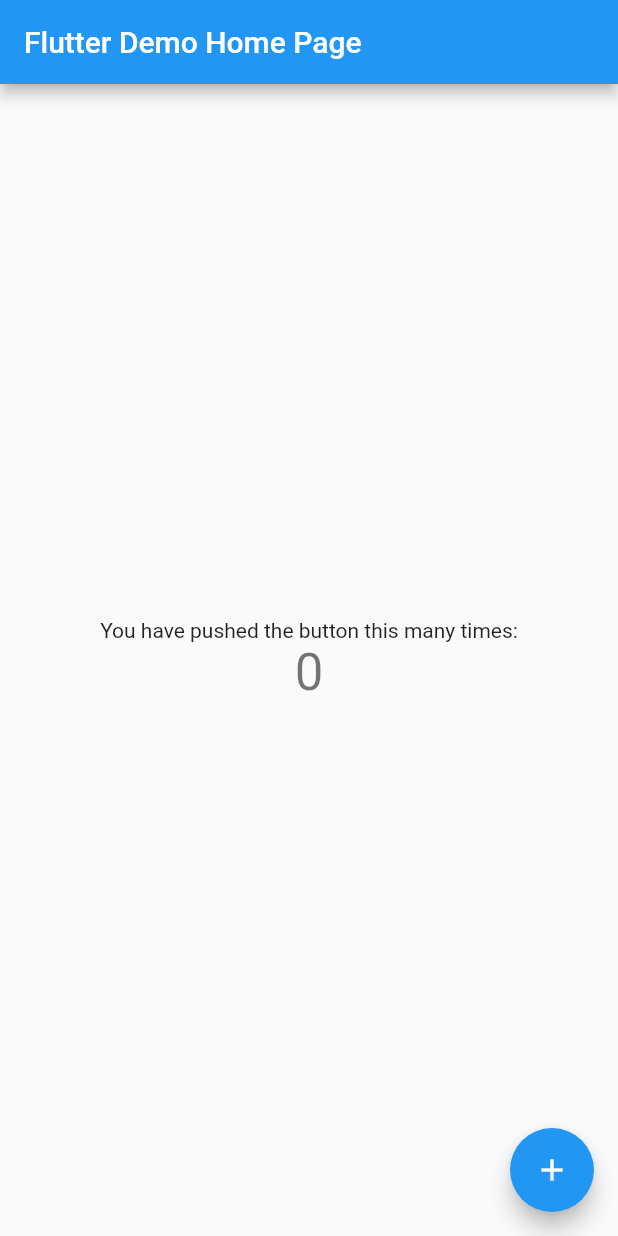
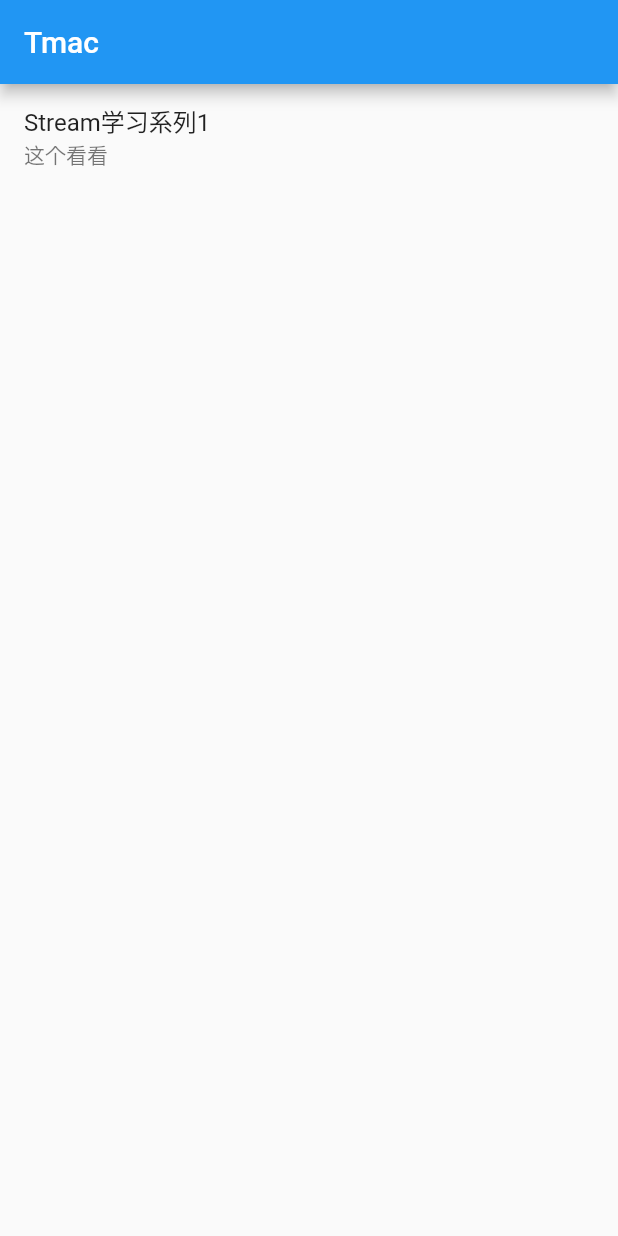
Before and after one commit to 1990jiang/flutter_tmac, a Flutter app: the screen it shows after launch, on a phone screen of 412 x 824 dp. Run offline on Flutter 3.47's test engine with Material 2 defaults, Android fonts, the phone set to English and light mode, and no system bars.

Commit message:
stream 初体验

```diff
--- a/lib/main.dart
+++ b/lib/main.dart
@@ -1,23 +1,14 @@
 import 'package:flutter/material.dart';
+import 'package:flutter_tmac/stream/stream1.dart';
 
 void main() => runApp(MyApp());
 
 class MyApp extends StatelessWidget {
-  // This widget is the root of your application.
   @override
   Widget build(BuildContext context) {
     return MaterialApp(
       title: 'Flutter Demo',
       theme: ThemeData(
-        // This is the theme of your application.
-        //
-        // Try running your application with "flutter run". You'll see the
-        // application has a blue toolbar. Then, without quitting the app, try
-        // changing the primarySwatch below to Colors.green and then invoke
-        // "hot reload" (press "r" in the console where you ran "flutter run",
-        // or simply save your changes to "hot reload" in a Flutter IDE).
-        // Notice that the counter didn't reset back to zero; the application
-        // is not restarted.
         primarySwatch: Colors.blue,
       ),
       home: MyHomePage(title: 'Flutter Demo Home Page'),
@@ -28,15 +19,6 @@ class MyApp extends StatelessWidget {
 class MyHomePage extends StatefulWidget {
   MyHomePage({Key key, this.title}) : super(key: key);
 
-  // This widget is the home page of your application. It is stateful, meaning
-  // that it has a State object (defined below) that contains fields that affect
-  // how it looks.
-
-  // This class is the configuration for the state. It holds the values (in this
-  // case the title) provided by the parent (in this case the App widget) and
-  // used by the build method of the State. Fields in a Widget subclass are
-  // always marked "final".
-
   final String title;
 
   @override
@@ -44,68 +26,34 @@ class MyHomePage extends StatefulWidget {
 }
 
 class _MyHomePageState extends State<MyHomePage> {
-  int _counter = 0;
+  @override
+  Widget build(BuildContext context) {
+    return Scaffold(
+        appBar: AppBar(title: Text("Tmac")),
+        body: ListView(
+          children: <Widget>[
+            ListTileW("Stream学习系列1", "这个看看", Stream1()),
+          ],
+        ));
+  }
+}
 
-  void _incrementCounter() {
-    setState(() {
-      // This call to setState tells the Flutter framework that something has
-      // changed in this State, which causes it to rerun the build method below
-      // so that the display can reflect the updated values. If we changed
-      // _counter without calling setState(), then the build method would not be
-      // called again, and so nothing would appear to happen.
-      _counter++;
-    });
-  }
+class ListTileW extends StatelessWidget {
+  const ListTileW(this.title, this.subTitle, this.pushWidget);
+  final String title;
+  final String subTitle;
+  final Widget pushWidget;
 
   @override
   Widget build(BuildContext context) {
-    // This method is rerun every time setState is called, for instance as done
-    // by the _incrementCounter method above.
-    //
-    // The Flutter framework has been optimized to make rerunning build methods
-    // fast, so that you can just rebuild anything that needs updating rather
-    // than having to individually change instances of widgets.
-    return Scaffold(
-      appBar: AppBar(
-        // Here we take the value from the MyHomePage object that was created by
-        // the App.build method, and use it to set our appbar title.
-        title: Text(widget.title),
-      ),
-      body: Center(
-        // Center is a layout widget. It takes a single child and positions it
-        // in the middle of the parent.
-        child: Column(
-          // Column is also layout widget. It takes a list of children and
-          // arranges them vertically. By default, it sizes itself to fit its
-          // children horizontally, and tries to be as tall as its parent.
-          //
-          // Invoke "debug painting" (press "p" in the console, choose the
-          // "Toggle Debug Paint" action from the Flutter Inspector in Android
-          // Studio, or the "Toggle Debug Paint" command in Visual Studio Code)
-          // to see the wireframe for each widget.
-          //
-          // Column has various properties to control how it sizes itself and
-          // how it positions its children. Here we use mainAxisAlignment to
-          // center the children vertically; the main axis here is the vertical
-          // axis because Columns are vertical (the cross axis would be
-          // horizontal).
-          mainAxisAlignment: MainAxisAlignment.center,
-          children: <Widget>[
-            Text(
-              'You have pushed the button this many times:',
-            ),
-            Text(
-              '$_counter',
-              style: Theme.of(context).textTheme.display1,
-            ),
-          ],
-        ),
-      ),
-      floatingActionButton: FloatingActionButton(
-        onPressed: _incrementCounter,
-        tooltip: 'Increment',
-        child: Icon(Icons.add),
-      ), // This trailing comma makes auto-formatting nicer for build methods.
+    return ListTile(
+      title: Text(title),
+      subtitle: Text(subTitle),
+      onTap: () {
+        Navigator.push(context, MaterialPageRoute(builder: (context) {
+          return pushWidget;
+        }));
+      },
     );
   }
 }
```
Also changed, not shown: lib/stream/stream1.dart (added, +54 -0 lines).
